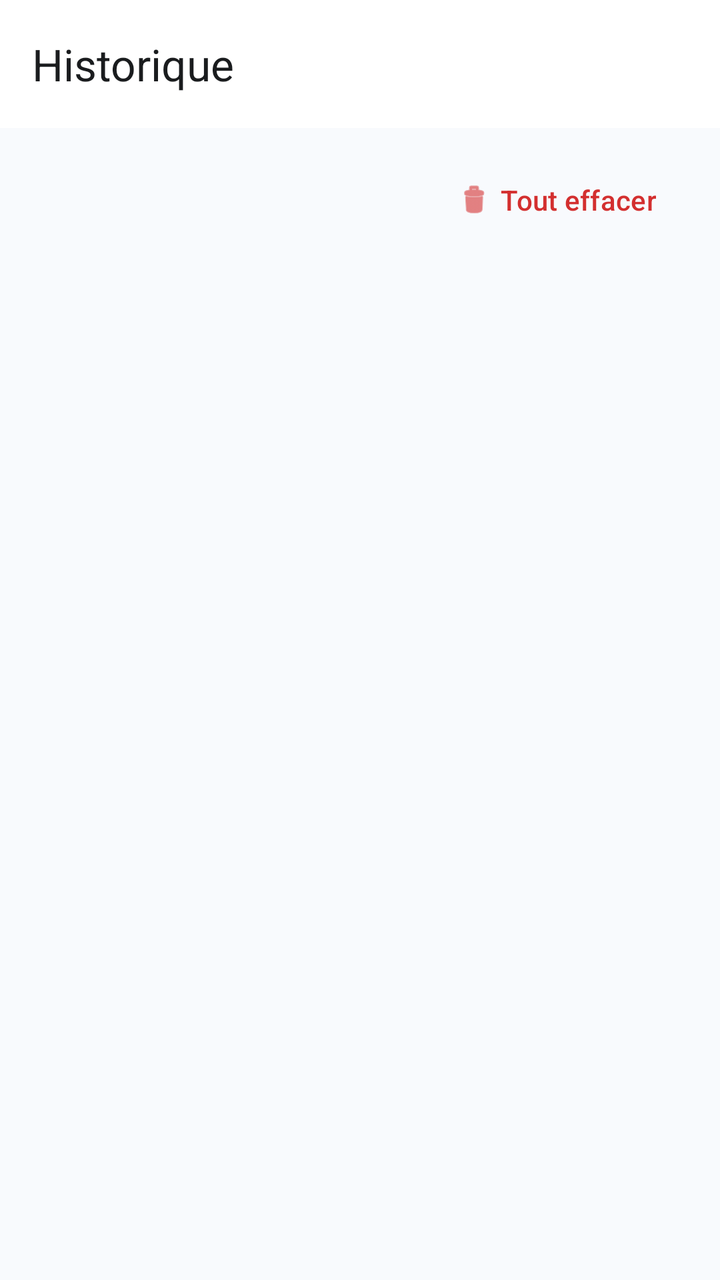
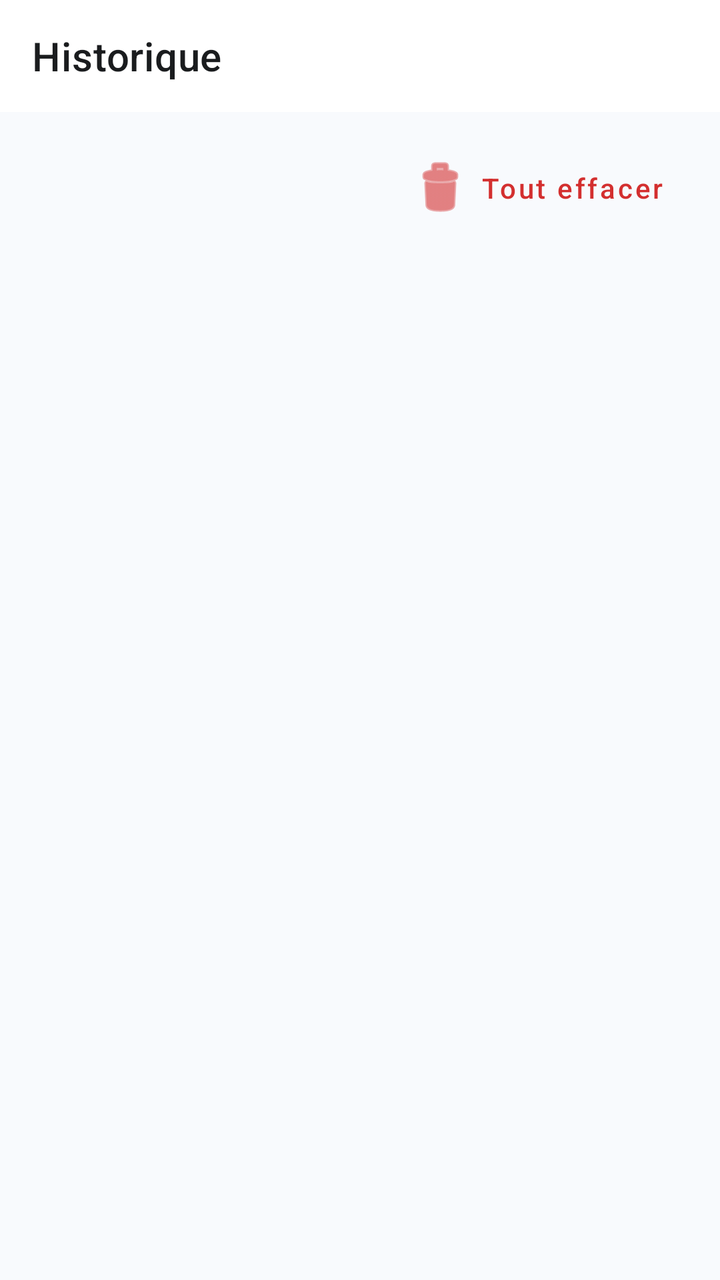

The first picture is an Android layout as it rendered before a commit; the second is the same layout after the commit. The layout source and the unified diff follow.
<!-- AndroidManifest.xml: application theme Theme.LeanMassCalculator -->
<!-- res/layout/activity_history.xml -->
<?xml version="1.0" encoding="utf-8"?>
<androidx.coordinatorlayout.widget.CoordinatorLayout xmlns:android="http://schemas.android.com/apk/res/android"
    xmlns:app="http://schemas.android.com/apk/res-auto"
    xmlns:tools="http://schemas.android.com/tools"
    android:layout_width="match_parent"
    android:layout_height="match_parent"
    android:background="@color/background"
    tools:context=".HistoryActivity">

    <com.google.android.material.appbar.AppBarLayout
        android:layout_width="match_parent"
        android:layout_height="wrap_content"
        android:background="@color/surface"
        app:elevation="0dp">

        <androidx.appcompat.widget.Toolbar
            android:id="@+id/toolbarHistory"
            android:layout_width="match_parent"
            android:layout_height="?attr/actionBarSize"
            app:title="Historique"
            app:titleTextColor="@color/on_surface"
            app:titleTextAppearance="@style/TextAppearance.Material3.TitleLarge" />
    </com.google.android.material.appbar.AppBarLayout>

    <LinearLayout
        android:layout_width="match_parent"
        android:layout_height="match_parent"
        android:orientation="vertical"
        app:layout_behavior="@string/appbar_scrolling_view_behavior">

        <com.google.android.material.button.MaterialButton
            android:id="@+id/btnViderHistorique"
            style="@style/Widget.Material3.Button.TextButton"
            android:layout_width="wrap_content"
            android:layout_height="wrap_content"
            android:text="Tout effacer"
            android:textColor="@color/error"
            android:layout_gravity="end"
            android:layout_marginEnd="20dp"
            android:layout_marginTop="12dp"
            android:textAllCaps="false"
            app:icon="@android:drawable/ic_menu_delete"
            app:iconTint="@color/error"/>

        <androidx.recyclerview.widget.RecyclerView
            android:id="@+id/rvHistory"
            android:layout_width="match_parent"
            android:layout_height="match_parent"
            android:paddingBottom="24dp"
            android:clipToPadding="false"
            tools:listitem="@layout/item_record"/>
    </LinearLayout>

</androidx.coordinatorlayout.widget.CoordinatorLayout>
<!-- resources referenced by this layout -->
<resources>
  <color name="background">#F8FAFD</color>
  <color name="error">#D32F2F</color>
  <color name="on_surface">#1A1C1E</color>
  <color name="surface">#FFFFFF</color>
  <style name="Theme.LeanMassCalculator" parent="Theme.Material3.DayNight.NoActionBar">
          <item name="colorPrimary">@color/primary</item>
          <item name="colorOnPrimary">@color/white</item>
          <item name="colorPrimaryContainer">@color/primary_light</item>
          <item name="colorOnPrimaryContainer">@color/primary_dark</item>
  
          <item name="colorSecondary">@color/accent</item>
          <item name="colorOnSecondary">@color/white</item>
  
          <item name="android:navigationBarColor">@color/surface</item>
          <item name="android:statusBarColor">@color/primary</item>
          <item name="android:windowBackground">@color/background</item>
      </style>
  <color name="primary">#277DF5</color>
  <color name="white">#FFFFFFFF</color>
  <color name="primary_light">#EBF3FF</color>
  <color name="primary_dark">#1A5EBA</color>
  <color name="accent">#277DF5</color>
</resources>

<!-- the commit's change to res/layout/activity_history.xml (unified diff, before → after) -->
@@ -19,7 +19,7 @@
             android:layout_height="?attr/actionBarSize"
             app:title="Historique"
             app:titleTextColor="@color/on_surface"
-            app:titleTextAppearance="@style/TextAppearance.Material3.TitleLarge" />
+            app:titleTextAppearance="@style/TextAppearance.MaterialComponents.Headline6" />
     </com.google.android.material.appbar.AppBarLayout>
 
     <LinearLayout
@@ -30,7 +30,7 @@
 
         <com.google.android.material.button.MaterialButton
             android:id="@+id/btnViderHistorique"
-            style="@style/Widget.Material3.Button.TextButton"
+            style="@style/Widget.MaterialComponents.Button.TextButton"
             android:layout_width="wrap_content"
             android:layout_height="wrap_content"
             android:text="Tout effacer"
<!-- resource entries referenced after the edit -->
@@ -4,22 +4,21 @@
   <color name="error">#D32F2F</color>
   <color name="on_surface">#1A1C1E</color>
   <color name="surface">#FFFFFF</color>
-  <style name="Theme.LeanMassCalculator" parent="Theme.Material3.DayNight.NoActionBar">
+  <style name="Theme.LeanMassCalculator" parent="Theme.MaterialComponents.DayNight.NoActionBar">
           <item name="colorPrimary">@color/primary</item>
+          <item name="colorPrimaryVariant">@color/primary_dark</item>
           <item name="colorOnPrimary">@color/white</item>
-          <item name="colorPrimaryContainer">@color/primary_light</item>
-          <item name="colorOnPrimaryContainer">@color/primary_dark</item>
   
           <item name="colorSecondary">@color/accent</item>
+          <item name="colorSecondaryVariant">@color/primary_dark</item>
           <item name="colorOnSecondary">@color/white</item>
   
-          <item name="android:navigationBarColor">@color/surface</item>
+          <item name="android:navigationBarColor">@color/white</item>
           <item name="android:statusBarColor">@color/primary</item>
           <item name="android:windowBackground">@color/background</item>
       </style>
   <color name="primary">#277DF5</color>
   <color name="white">#FFFFFFFF</color>
-  <color name="primary_light">#EBF3FF</color>
   <color name="primary_dark">#1A5EBA</color>
   <color name="accent">#277DF5</color>
 </resources>
